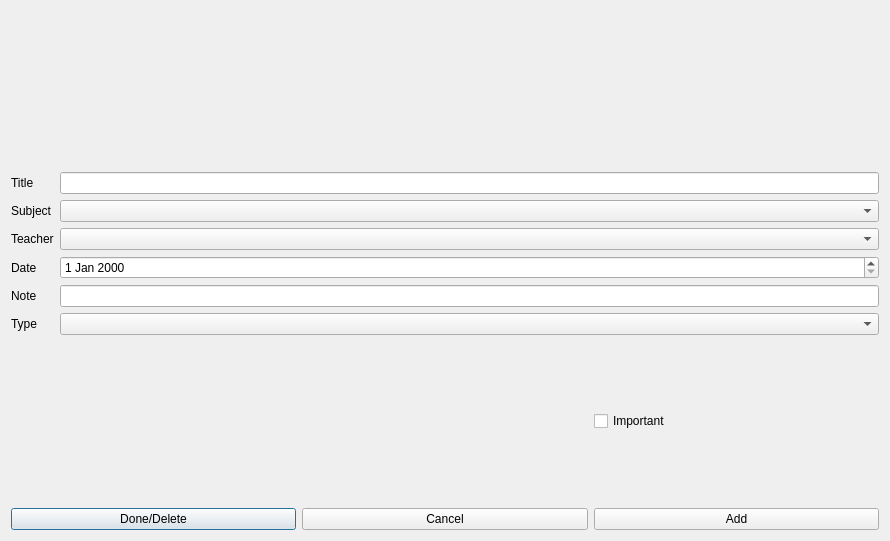
First picture: the form in Lab2Qt/edittask.ui, repository yegorgru/OOP_Labs_3_semester, before the edit.
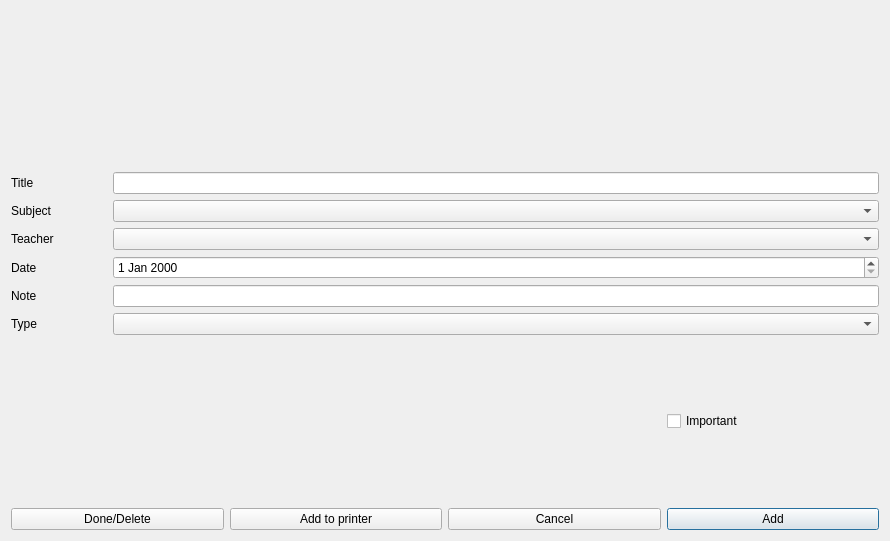
Second picture: the form after the edit.

Diff of the .ui file:
```diff
--- a/Lab2Qt/edittask.ui
+++ b/Lab2Qt/edittask.ui
@@ -14,8 +14,22 @@
    <string>Dialog</string>
   </property>
   <layout class="QGridLayout" name="gridLayout">
-   <item row="2" column="1">
-    <spacer name="verticalSpacer_2">
+   <item row="4" column="3">
+    <widget class="QPushButton" name="add_task_button">
+     <property name="text">
+      <string>Add</string>
+     </property>
+    </widget>
+   </item>
+   <item row="2" column="3">
+    <widget class="QCheckBox" name="important_checkBox">
+     <property name="text">
+      <string>Important</string>
+     </property>
+    </widget>
+   </item>
+   <item row="0" column="2">
+    <spacer name="verticalSpacer">
      <property name="orientation">
       <enum>Qt::Vertical</enum>
      </property>
@@ -27,26 +41,12 @@
      </property>
     </spacer>
    </item>
-   <item row="3" column="0">
-    <widget class="QPushButton" name="delete_button">
-     <property name="text">
-      <string>Done/Delete</string>
-     </property>
-    </widget>
-   </item>
-   <item row="3" column="1">
-    <widget class="QPushButton" name="cancel_button">
-     <property name="text">
-      <string>Cancel</string>
-     </property>
-    </widget>
-   </item>
-   <item row="1" column="0" colspan="3">
+   <item row="1" column="0" colspan="4">
     <layout class="QFormLayout" name="formLayout">
      <item row="0" column="0">
       <widget class="QLabel" name="label">
        <property name="text">
-        <string>Title</string>
+        <string>Title                      </string>
        </property>
       </widget>
      </item>
@@ -105,30 +105,37 @@
      </item>
     </layout>
    </item>
-   <item row="3" column="2">
-    <widget class="QPushButton" name="add_task_button">
-     <property name="text">
-      <string>Add</string>
-     </property>
-    </widget>
-   </item>
-   <item row="0" column="1">
-    <spacer name="verticalSpacer">
-     <property name="orientation">
-      <enum>Qt::Vertical</enum>
-     </property>
-     <property name="sizeHint" stdset="0">
-      <size>
-       <width>20</width>
-       <height>154</height>
-      </size>
-     </property>
-    </spacer>
-   </item>
    <item row="2" column="2">
-    <widget class="QCheckBox" name="important_checkBox">
+    <spacer name="verticalSpacer_2">
+     <property name="orientation">
+      <enum>Qt::Vertical</enum>
+     </property>
+     <property name="sizeHint" stdset="0">
+      <size>
+       <width>20</width>
+       <height>153</height>
+      </size>
+     </property>
+    </spacer>
+   </item>
+   <item row="4" column="2">
+    <widget class="QPushButton" name="cancel_button">
      <property name="text">
-      <string>Important</string>
+      <string>Cancel</string>
+     </property>
+    </widget>
+   </item>
+   <item row="4" column="0">
+    <widget class="QPushButton" name="delete_button">
+     <property name="text">
+      <string>Done/Delete</string>
+     </property>
+    </widget>
+   </item>
+   <item row="4" column="1">
+    <widget class="QPushButton" name="add_to_printer_button">
+     <property name="text">
+      <string>Add to printer</string>
      </property>
     </widget>
    </item>
```
Left out of the diff: 2 changed lines with no effect on the pictures.
